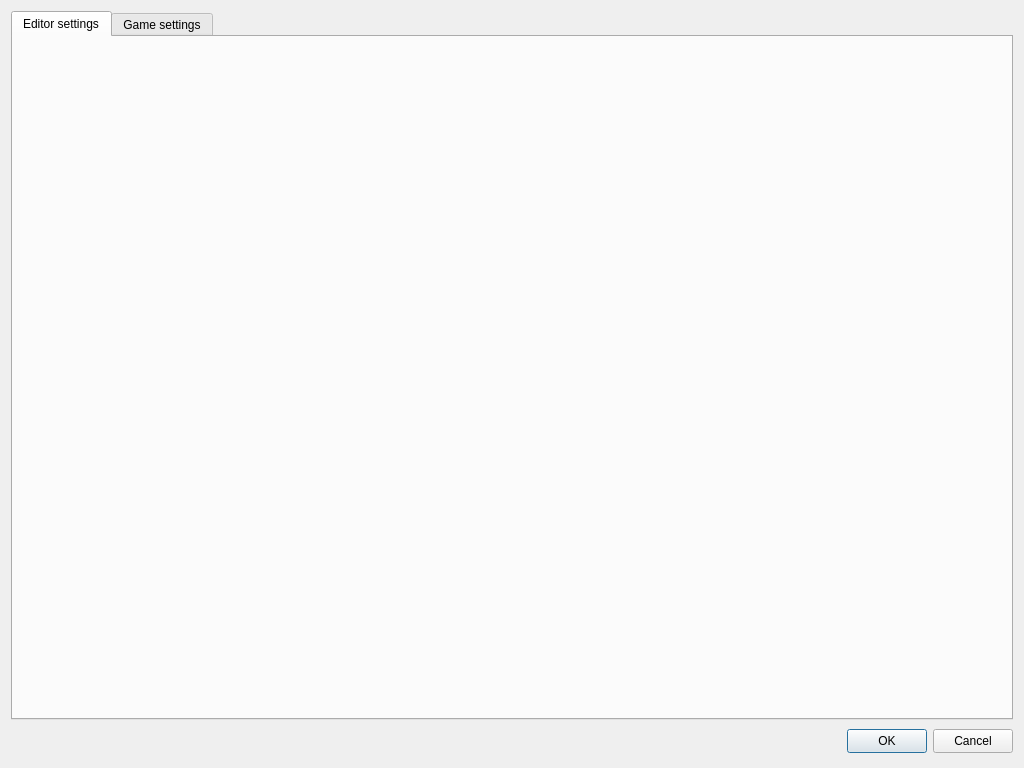
The window that Source/Windows/V3DEditor/V3DEdView/V3DEdSettingsView.ui (4dillusions/V3DEngine) describes before a commit, drawn with Qt 5.
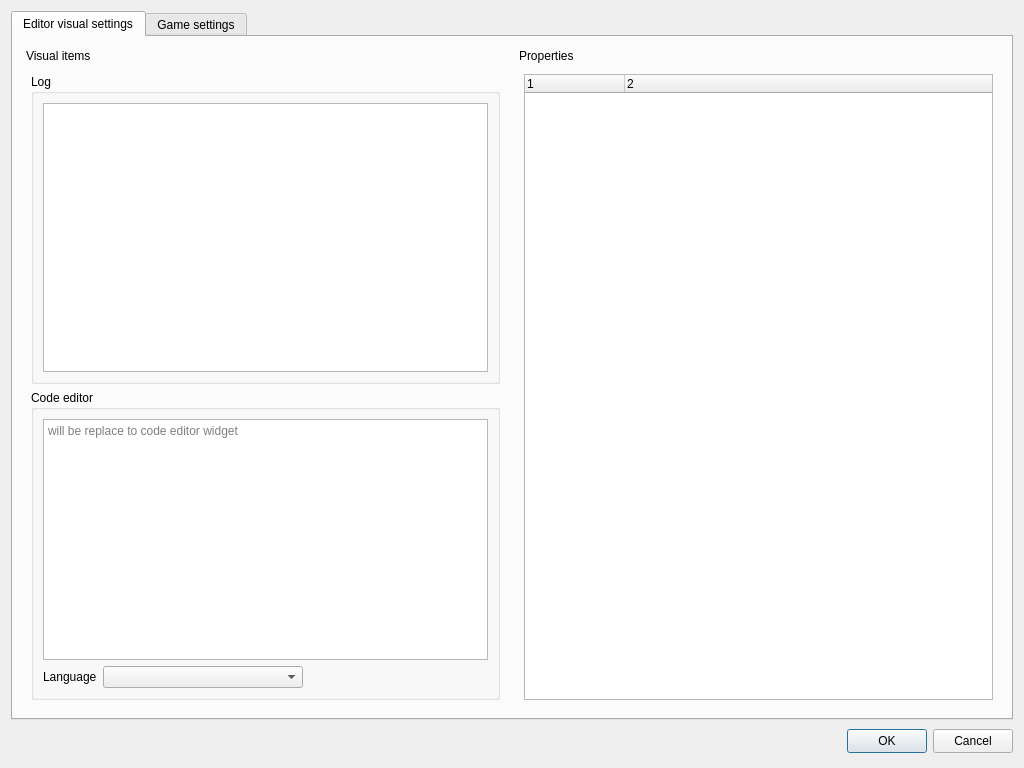
The same window after the commit.

Commit message: [V3DEditor] add/set widgets for Editor visual settings page

Patch:
```diff
--- a/Source/Windows/V3DEditor/V3DEdView/V3DEdSettingsView.ui
+++ b/Source/Windows/V3DEditor/V3DEdView/V3DEdSettingsView.ui
@@ -33,8 +33,138 @@
      </property>
      <widget class="QWidget" name="tabPageEditorSettings">
       <attribute name="title">
-       <string>Editor settings</string>
+       <string>Editor visual settings</string>
       </attribute>
+      <layout class="QGridLayout" name="gridLayout_2">
+       <item row="0" column="0">
+        <widget class="QDockWidget" name="dockVisualItems">
+         <property name="features">
+          <set>QDockWidget::NoDockWidgetFeatures</set>
+         </property>
+         <property name="windowTitle">
+          <string>Visual items</string>
+         </property>
+         <widget class="QWidget" name="dockWidgetContents">
+          <layout class="QGridLayout" name="gridLayout_3">
+           <item row="0" column="0">
+            <widget class="QGroupBox" name="groupLog">
+             <property name="title">
+              <string>Log</string>
+             </property>
+             <layout class="QGridLayout" name="gridLayout_5">
+              <item row="0" column="0">
+               <widget class="QListWidget" name="listLog"/>
+              </item>
+             </layout>
+            </widget>
+           </item>
+           <item row="1" column="0">
+            <widget class="QGroupBox" name="groupCodeEditor">
+             <property name="title">
+              <string>Code editor</string>
+             </property>
+             <layout class="QGridLayout" name="gridLayout_6">
+              <item row="0" column="0">
+               <widget class="QTextEdit" name="textEdit">
+                <property name="readOnly">
+                 <bool>true</bool>
+                </property>
+                <property name="placeholderText">
+                 <string>will be replace to code editor widget</string>
+                </property>
+               </widget>
+              </item>
+              <item row="1" column="0">
+               <layout class="QHBoxLayout" name="horizontalLayout">
+                <item>
+                 <widget class="QLabel" name="labelLanguage">
+                  <property name="text">
+                   <string>Language</string>
+                  </property>
+                 </widget>
+                </item>
+                <item>
+                 <widget class="QComboBox" name="CBoxLanguage">
+                  <property name="minimumSize">
+                   <size>
+                    <width>200</width>
+                    <height>0</height>
+                   </size>
+                  </property>
+                 </widget>
+                </item>
+                <item>
+                 <spacer name="horizontalSpacer">
+                  <property name="orientation">
+                   <enum>Qt::Horizontal</enum>
+                  </property>
+                  <property name="sizeHint" stdset="0">
+                   <size>
+                    <width>40</width>
+                    <height>20</height>
+                   </size>
+                  </property>
+                 </spacer>
+                </item>
+               </layout>
+              </item>
+             </layout>
+            </widget>
+           </item>
+          </layout>
+         </widget>
+        </widget>
+       </item>
+       <item row="0" column="1">
+        <widget class="QDockWidget" name="dockProperties">
+         <property name="minimumSize">
+          <size>
+           <width>200</width>
+           <height>200</height>
+          </size>
+         </property>
+         <property name="features">
+          <set>QDockWidget::NoDockWidgetFeatures</set>
+         </property>
+         <property name="allowedAreas">
+          <set>Qt::NoDockWidgetArea</set>
+         </property>
+         <property name="windowTitle">
+          <string>Properties</string>
+         </property>
+         <widget class="QWidget" name="dockWidgetContents_2">
+          <layout class="QGridLayout" name="gridLayout_4">
+           <item row="0" column="0">
+            <widget class="QTreeWidget" name="treeProperties">
+             <property name="columnCount">
+              <number>2</number>
+             </property>
+             <attribute name="headerCascadingSectionResizes">
+              <bool>false</bool>
+             </attribute>
+             <attribute name="headerHighlightSections">
+              <bool>false</bool>
+             </attribute>
+             <attribute name="headerShowSortIndicator" stdset="0">
+              <bool>false</bool>
+             </attribute>
+             <column>
+              <property name="text">
+               <string notr="true">1</string>
+              </property>
+             </column>
+             <column>
+              <property name="text">
+               <string notr="true">2</string>
+              </property>
+             </column>
+            </widget>
+           </item>
+          </layout>
+         </widget>
+        </widget>
+       </item>
+      </layout>
      </widget>
      <widget class="QWidget" name="tabPageGameSettings">
       <attribute name="title">
```
Left out of the diff: 2 changed lines with no effect on the pictures. The commit also changes 3 other files.
